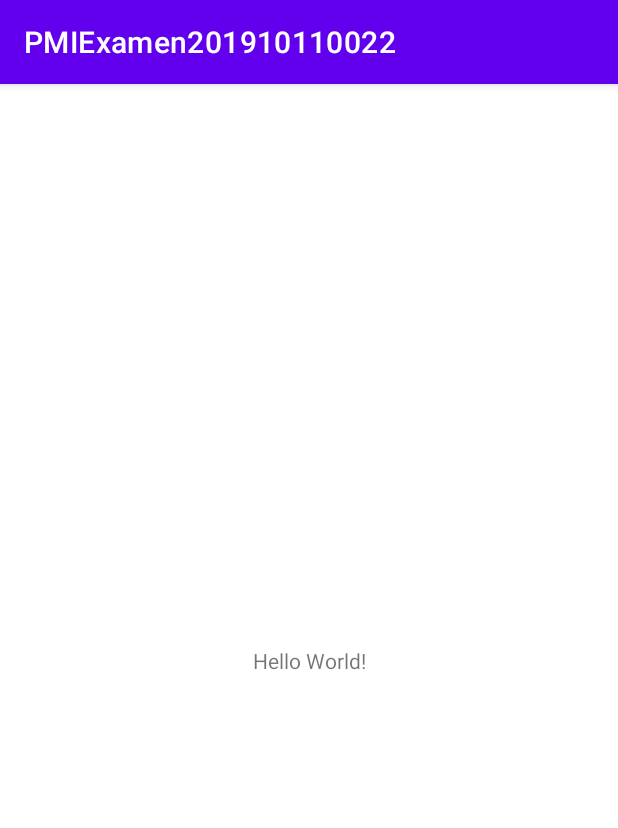
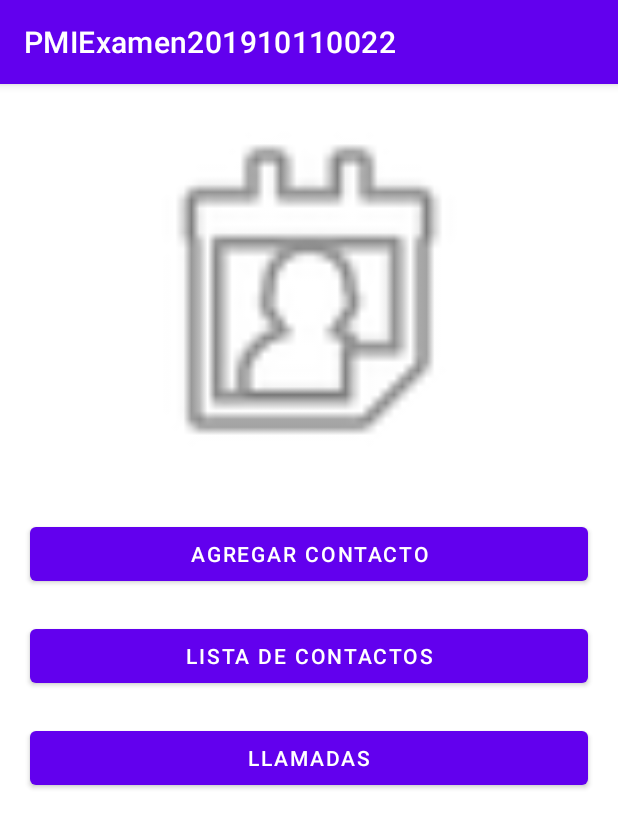
Before and after one commit to jairo-perdomo/promovil-examen, an Android app: the screen it shows after launch (MainActivity), on a phone screen of 412 x 824 dp. Shown: the top 828 px of the screen. Run offline under Robolectric (Android 15) with nearby library versions, the phone set to English and light mode, and no system bars.

Commit message:
Pantalla principal y boton añadir contacto funcional

```diff
--- a/app/src/main/AndroidManifest.xml
+++ b/app/src/main/AndroidManifest.xml
@@ -9,6 +9,7 @@
         android:roundIcon="@mipmap/ic_launcher_round"
         android:supportsRtl="true"
         android:theme="@style/Theme.PMIExamen201910110022">
+        <activity android:name=".ActivityInsert"></activity>
         <activity android:name=".MainActivity">
             <intent-filter>
                 <action android:name="android.intent.action.MAIN" />
--- a/app/src/main/java/com/example/pmiexamen201910110022/MainActivity.java
+++ b/app/src/main/java/com/example/pmiexamen201910110022/MainActivity.java
@@ -2,7 +2,10 @@ package com.example.pmiexamen201910110022;
 
 import androidx.appcompat.app.AppCompatActivity;
 
+import android.content.Intent;
 import android.os.Bundle;
+import android.view.View;
+import android.widget.Button;
 
 public class MainActivity extends AppCompatActivity {
 
@@ -10,5 +13,14 @@ public class MainActivity extends AppCompatActivity {
     protected void onCreate(Bundle savedInstanceState) {
         super.onCreate(savedInstanceState);
         setContentView(R.layout.activity_main);
+
+        Button btnAddContact = findViewById(R.id.btnAddContact);
+        btnAddContact.setOnClickListener(new View.OnClickListener() {
+            @Override
+            public void onClick(View v) {
+                Intent intentAddContact = new Intent(getApplicationContext(), ActivityInsert.class);
+                startActivity(intentAddContact);
+            }
+        });
     }
 }
--- a/app/src/main/res/layout/activity_main.xml
+++ b/app/src/main/res/layout/activity_main.xml
@@ -6,13 +6,52 @@
     android:layout_height="match_parent"
     tools:context=".MainActivity">
 
-    <TextView
-        android:layout_width="wrap_content"
+    <Button
+        android:id="@+id/btnAddContact"
+        android:layout_width="match_parent"
         android:layout_height="wrap_content"
-        android:text="Hello World!"
-        app:layout_constraintBottom_toBottomOf="parent"
-        app:layout_constraintLeft_toLeftOf="parent"
-        app:layout_constraintRight_toRightOf="parent"
-        app:layout_constraintTop_toTopOf="parent" />
+        android:layout_marginStart="20dp"
+        android:layout_marginTop="20dp"
+        android:layout_marginEnd="20dp"
+        android:clickable="true"
+        android:text="Agregar Contacto"
+        app:layout_constraintEnd_toEndOf="parent"
+        app:layout_constraintStart_toStartOf="parent"
+        app:layout_constraintTop_toBottomOf="@+id/imageView" />
 
+    <ImageView
+        android:id="@+id/imageView"
+        android:layout_width="392dp"
+        android:layout_height="259dp"
+        android:layout_marginStart="10dp"
+        android:layout_marginTop="10dp"
+        android:layout_marginEnd="10dp"
+        app:layout_constraintEnd_toEndOf="parent"
+        app:layout_constraintStart_toStartOf="parent"
+        app:layout_constraintTop_toTopOf="parent"
+        app:srcCompat="@android:drawable/ic_menu_my_calendar" />
+
+    <Button
+        android:id="@+id/btnListContacts"
+        android:layout_width="match_parent"
+        android:layout_height="wrap_content"
+        android:layout_marginStart="20dp"
+        android:layout_marginTop="20dp"
+        android:layout_marginEnd="20dp"
+        android:text="Lista de Contactos"
+        app:layout_constraintEnd_toEndOf="parent"
+        app:layout_constraintStart_toStartOf="parent"
+        app:layout_constraintTop_toBottomOf="@+id/btnAddContact" />
+
+    <Button
+        android:id="@+id/btnCalls"
+        android:layout_width="match_parent"
+        android:layout_height="wrap_content"
+        android:layout_marginStart="20dp"
+        android:layout_marginTop="20dp"
+        android:layout_marginEnd="20dp"
+        android:text="Llamadas"
+        app:layout_constraintEnd_toEndOf="parent"
+        app:layout_constraintStart_toStartOf="parent"
+        app:layout_constraintTop_toBottomOf="@+id/btnListContacts" />
 </androidx.constraintlayout.widget.ConstraintLayout>
```
Also changed, not shown: app/src/main/java/com/example/pmiexamen201910110022/ActivityInsert.java (added, +28 -0 lines), app/src/main/res/layout/activity_insert.xml (added, +98 -0 lines).
